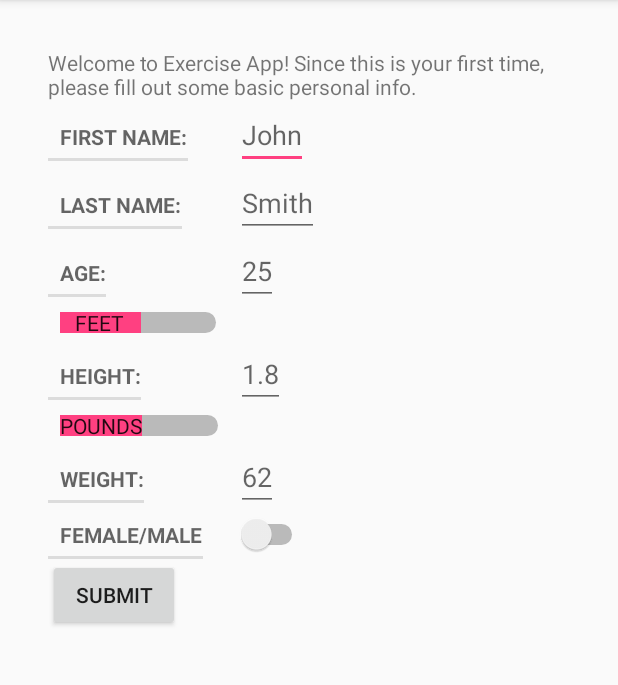
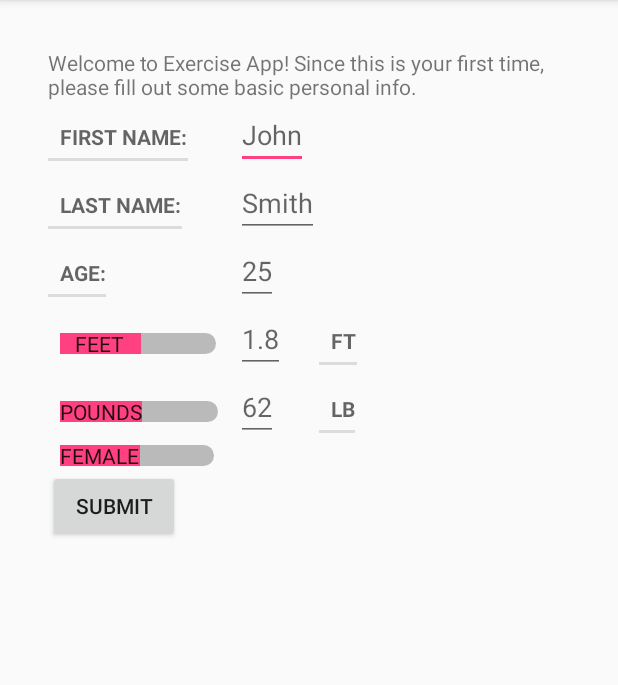
Before and after one commit to andersonda/group7project, an Android app: the screen it shows after launch (RegistrationActivity), on a phone screen of 412 x 824 dp, the part 84-769 px from its top. Run offline under Robolectric (Android 15) with nearby library versions, the phone set to English and light mode, and no system bars.

Commit message:
user can now enter weight in pounds or kilograms, and the system handles it accordingly

```diff
--- a/app/src/main/java/edu/ecu/cs/exerciseapplication/RegistrationFragment.java
+++ b/app/src/main/java/edu/ecu/cs/exerciseapplication/RegistrationFragment.java
@@ -8,8 +8,10 @@ import android.view.LayoutInflater;
 import android.view.View;
 import android.view.ViewGroup;
 import android.widget.Button;
+import android.widget.CompoundButton;
 import android.widget.EditText;
 import android.widget.Switch;
+import android.widget.TextView;
 import android.widget.Toast;
 
 /**
@@ -23,6 +25,7 @@ public class RegistrationFragment extends Fragment {
     private EditText mEditFname, mEditLname, mEditAge, mEditWeight, mEditHeight;
     private Switch mSwitchWeight, mSwitchHeight, mSwitchSex;
     private Button mSubmitButton;
+    private TextView mWeightTextView;
 
     @Override
     public void onCreate(@Nullable Bundle savedInstanceState) {
@@ -39,6 +42,8 @@ public class RegistrationFragment extends Fragment {
                              Bundle savedInstanceState) {
         View v = inflater.inflate(R.layout.fragment_register, container, false);
 
+        mWeightTextView = v.findViewById(R.id.lb_kg_textview);
+
         mEditFname = v.findViewById(R.id.register_fname);
         mEditLname = v.findViewById(R.id.register_lname);
         mEditAge = v.findViewById(R.id.register_age);
@@ -47,6 +52,12 @@ public class RegistrationFragment extends Fragment {
 
         mSwitchHeight = v.findViewById(R.id.register_height_switch);
         mSwitchWeight = v.findViewById(R.id.register_weight_switch);
+        mSwitchWeight.setOnCheckedChangeListener(new CompoundButton.OnCheckedChangeListener() {
+            @Override
+            public void onCheckedChanged(CompoundButton compoundButton, boolean isChecked) {
+                mWeightTextView.setText(isChecked ? "kg" : "lb");
+            }
+        });
         mSwitchSex = v.findViewById(R.id.register_sex_switch);
         mSubmitButton = v.findViewById(R.id.register_submit);
 
@@ -59,11 +70,15 @@ public class RegistrationFragment extends Fragment {
                     Toast.makeText(getActivity(), "A required field was left blank!", Toast.LENGTH_SHORT).show();
                 }
                 else{
+                    double weight = Double.parseDouble(mEditWeight.getText().toString());
+                    if(mSwitchWeight.isChecked()){
+                        weight = User.convertKGtoLB(weight);
+                    }
                     User mUser = new User(
                             getActivity(),
                             mEditFname.getText().toString(),
                             mEditLname.getText().toString(),
-                            Double.parseDouble(mEditWeight.getText().toString()),
+                            weight,
                             Double.parseDouble(mEditHeight.getText().toString()),
                             Integer.parseInt(mEditAge.getText().toString()),
                             mSwitchSex.isActivated()
--- a/app/src/main/res/layout/fragment_register.xml
+++ b/app/src/main/res/layout/fragment_register.xml
@@ -69,51 +69,15 @@
             android:layout_marginTop="2dp"
             android:layout_marginBottom="2dp"
             android:showText="true"
-            android:textOff="Feet"
-            android:textOn="Meters"
+            android:textOff="@string/feet"
+            android:textOn="@string/meters"
             android:thumb="@color/colorAccent"/>
-        <TextView
-            style="?android:listSeparatorTextViewStyle"
-            android:layout_width="wrap_content"
-            android:layout_height="wrap_content"
-            android:text="@string/register_height"
-            android:layout_row="4"
-            android:layout_column="0"/>
         <EditText
             android:id="@+id/register_height"
             android:layout_width="wrap_content"
             android:layout_height="wrap_content"
             android:hint="@string/height_hint"
-            android:layout_row="4"
-            android:layout_column="1"
-            android:layout_marginStart="8dp"
-            android:inputType="numberDecimal"/>>
-        <Switch
-            android:id="@+id/register_weight_switch"
-            android:layout_width="wrap_content"
-            android:layout_height="wrap_content"
-            android:layout_row="5"
-            android:layout_column="0"
-            android:layout_marginStart="8dp"
-            android:layout_marginTop="2dp"
-            android:layout_marginBottom="2dp"
-            android:showText="true"
-            android:textOff="Pounds"
-            android:textOn="Kilos"
-            android:thumb="@color/colorAccent"/>
-        <TextView
-            style="?android:listSeparatorTextViewStyle"
-            android:layout_width="wrap_content"
-            android:layout_height="wrap_content"
-            android:text="@string/register_weight"
-            android:layout_row="6"
-            android:layout_column="0"/>
-        <EditText
-            android:id="@+id/register_weight"
-            android:layout_width="wrap_content"
-            android:layout_height="wrap_content"
-            android:hint="@string/weight_hint"
-            android:layout_row="6"
+            android:layout_row="3"
             android:layout_column="1"
             android:layout_marginStart="8dp"
             android:inputType="numberDecimal"/>
@@ -121,22 +85,57 @@
             style="?android:listSeparatorTextViewStyle"
             android:layout_width="wrap_content"
             android:layout_height="wrap_content"
-            android:text="@string/register_male_female"
-            android:layout_row="7"
-            android:layout_column="0"/>
+            android:text="@string/ft"
+            android:layout_row="3"
+            android:layout_column="2"/>
+        <Switch
+            android:id="@+id/register_weight_switch"
+            android:layout_width="wrap_content"
+            android:layout_height="wrap_content"
+            android:layout_row="4"
+            android:layout_column="0"
+            android:layout_marginStart="8dp"
+            android:layout_marginTop="2dp"
+            android:layout_marginBottom="2dp"
+            android:showText="true"
+            android:textOff="@string/pounds"
+            android:textOn="@string/kilos"
+            android:thumb="@color/colorAccent"/>
+        <EditText
+            android:id="@+id/register_weight"
+            android:layout_width="wrap_content"
+            android:layout_height="wrap_content"
+            android:hint="@string/weight_hint"
+            android:layout_row="4"
+            android:layout_column="1"
+            android:layout_marginStart="8dp"
+            android:inputType="numberDecimal"/>
+        <TextView
+            style="?android:listSeparatorTextViewStyle"
+            android:id="@+id/lb_kg_textview"
+            android:layout_width="wrap_content"
+            android:layout_height="wrap_content"
+            android:text="@string/lb"
+            android:layout_row="4"
+            android:layout_column="2"/>
         <Switch
             android:id="@+id/register_sex_switch"
             android:layout_width="wrap_content"
             android:layout_height="wrap_content"
-            android:layout_row="7"
-            android:layout_column="1"
-            android:layout_marginStart="8dp"/>
+            android:layout_row="5"
+            android:layout_column="0"
+            android:layout_marginStart="8dp"
+            android:thumb="@color/colorAccent"
+            android:showText="true"
+            android:textOff="female"
+            android:textOn="male"/>
         <Button
             android:id="@+id/register_submit"
             android:layout_width="wrap_content"
             android:layout_height="wrap_content"
             android:text="@string/submit_button"
-            android:layout_row="8"
-            android:layout_column="0"/>
+            android:layout_row="6"
+            android:layout_column="0"
+            />
     </GridLayout>
 </LinearLayout>
--- a/app/src/main/res/values/strings.xml
+++ b/app/src/main/res/values/strings.xml
@@ -17,4 +17,10 @@
     <string name="submit_button">Submit</string>
     <string name="register_male_female">Female/Male</string>
     <string name="title_activity_home">HomeActivity</string>
+    <string name="feet">Feet</string>
+    <string name="meters">Meters</string>
+    <string name="pounds">Pounds</string>
+    <string name="kilos">Kilos</string>
+    <string name="ft">ft</string>
+    <string name="lb">lb</string>
 </resources>
```
